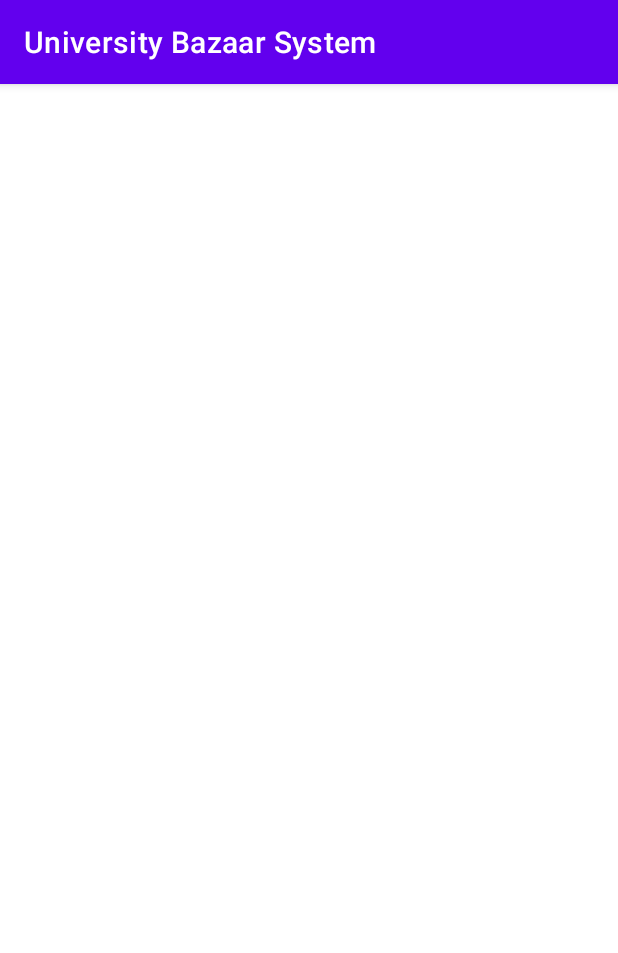
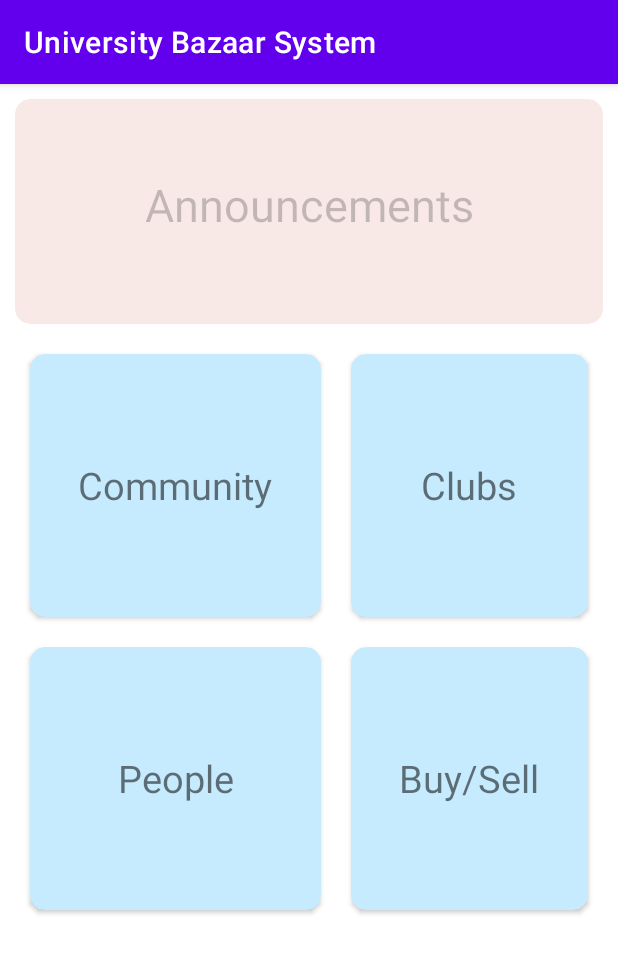
Before and after one commit to vimi30/UniversityBazaarSystem, an Android app: the HomeActivity screen opened directly, with no data from a screen before it, on a phone screen of 412 x 824 dp. Shown: the top 953 px of the screen. Run offline under Robolectric (Android 15) with nearby library versions, the phone set to English and light mode, and no system bars.

Commit message:
home page

```diff
--- a/app/src/main/java/com/example/universitybazaarsystem/ForgotPassordPage.java
+++ b/app/src/main/java/com/example/universitybazaarsystem/ForgotPassordPage.java
@@ -14,7 +14,7 @@ public class ForgotPassordPage extends AppCompatActivity {
 
     private EditText forgottenUtaId;
     private Button  submitButton;
-    DatabaseHelper dbhelp;
+    DatabaseHelper dbHelper;
 
 
 
@@ -25,7 +25,9 @@ public class ForgotPassordPage extends AppCompatActivity {
 
         forgottenUtaId = findViewById(R.id.forgotUTAId);
         submitButton = findViewById(R.id.submitbutton);
-        dbhelp = new DatabaseHelper(this);
+        dbHelper = new DatabaseHelper(this);
+
+
         submitButton.setOnClickListener(new View.OnClickListener() {
             @Override
             public void onClick(View v) {
@@ -34,12 +36,14 @@ public class ForgotPassordPage extends AppCompatActivity {
                 if(forgottenUTAID.equals("")){
                     Toast.makeText(ForgotPassordPage.this,"Please Enter your UTA ID",Toast.LENGTH_SHORT).show();
                 }else{
-                    boolean userFound = dbhelp.checkUser(forgottenUTAID);
+
+                    boolean userFound = dbHelper.checkUser(forgottenUTAID);
                     if(userFound){
                         Intent intent = new Intent(ForgotPassordPage.this,ResetPasswordPage.class);
+                        intent.putExtra("userId",forgottenUTAID);
                         startActivity(intent);
                     }else{
-                        Toast.makeText(ForgotPassordPage.this,"User does not exist",Toast.LENGTH_SHORT);
+                        Toast.makeText(ForgotPassordPage.this,"User does not exist",Toast.LENGTH_SHORT).show();
                     }
                 }
             }
--- a/app/src/main/java/com/example/universitybazaarsystem/ResetPasswordPage.java
+++ b/app/src/main/java/com/example/universitybazaarsystem/ResetPasswordPage.java
@@ -15,7 +15,7 @@ public class ResetPasswordPage extends AppCompatActivity {
 
     private EditText newPassword;
     private EditText confirmNewPassword;
-    private EditText user;
+    //private String user;
     private Button submitNewPasswordButton;
     DatabaseHelper dbHelper;
 
@@ -27,7 +27,7 @@ public class ResetPasswordPage extends AppCompatActivity {
         newPassword = findViewById(R.id.newPassword);
         confirmNewPassword = findViewById(R.id.confirmNewPassword);
         submitNewPasswordButton = findViewById(R.id.submitNewPass);
-        user = findViewById(R.id.forgotUTAId);
+
         dbHelper = new DatabaseHelper(this);
 
         submitNewPasswordButton.setOnClickListener(new View.OnClickListener() {
@@ -35,21 +35,23 @@ public class ResetPasswordPage extends AppCompatActivity {
             public void onClick(View v) {
                 String newPass = newPassword.getText().toString();
                 String confirmPass = confirmNewPassword.getText().toString();
-                String userId = user.getText().toString();
+
+                Intent intent = getIntent();
+                String userId = intent.getStringExtra("userId");
 
                 if(newPass.equals("") || confirmPass.equals("")){
-                    Toast.makeText(ResetPasswordPage.this,"Please fill all the details",Toast.LENGTH_SHORT);
+                    Toast.makeText(ResetPasswordPage.this,"Please fill all the details",Toast.LENGTH_SHORT).show();
                 }else if(!newPass.equals(confirmPass)){
-                    Toast.makeText(ResetPasswordPage.this,"Passwords does not match!", Toast.LENGTH_SHORT);
+                    Toast.makeText(ResetPasswordPage.this,"Passwords does not match!", Toast.LENGTH_SHORT).show();
                 }else{
 
                     boolean updated = dbHelper.updatePassword(userId,newPass);
                     if(updated){
-                        Toast.makeText(ResetPasswordPage.this,"Your password has been updated",Toast.LENGTH_SHORT);
-                        Intent intent = new Intent(ResetPasswordPage.this,MainActivity.class);
-                        startActivity(intent);
+                        Toast.makeText(ResetPasswordPage.this,"Your password has been updated",Toast.LENGTH_SHORT).show();
+                        Intent in = new Intent(ResetPasswordPage.this,MainActivity.class);
+                        startActivity(in);
                     }else{
-                        Toast.makeText(ResetPasswordPage.this,"Could not update your password. Try Again!",Toast.LENGTH_SHORT);
+                        Toast.makeText(ResetPasswordPage.this,"Could not update your password. Try Again!",Toast.LENGTH_SHORT).show();
                     }
 
 
--- a/app/src/main/res/layout/activity_home.xml
+++ b/app/src/main/res/layout/activity_home.xml
@@ -1,9 +1,151 @@
 <?xml version="1.0" encoding="utf-8"?>
-<androidx.constraintlayout.widget.ConstraintLayout xmlns:android="http://schemas.android.com/apk/res/android"
+<ScrollView xmlns:android="http://schemas.android.com/apk/res/android"
     xmlns:app="http://schemas.android.com/apk/res-auto"
     xmlns:tools="http://schemas.android.com/tools"
     android:layout_width="match_parent"
     android:layout_height="match_parent"
     tools:context=".HomeActivity">
 
-</androidx.constraintlayout.widget.ConstraintLayout>
+    <LinearLayout
+        android:layout_width="match_parent"
+        android:layout_height="match_parent"
+        android:orientation="vertical"
+        tools:layout_editor_absoluteX="183dp"
+        tools:layout_editor_absoluteY="375dp">
+
+        <androidx.cardview.widget.CardView
+            android:layout_width="match_parent"
+            android:layout_height="wrap_content"
+            app:cardBackgroundColor="#f8e9e6"
+            app:cardCornerRadius="10sp"
+            android:layout_marginLeft="10sp"
+            android:layout_marginTop="10sp"
+            android:layout_marginRight="10sp"
+            android:background="@color/design_default_color_secondary">
+
+
+            <LinearLayout
+                android:layout_width="match_parent"
+                android:layout_height="wrap_content"
+                android:orientation="horizontal">
+
+                <TextView
+                    android:layout_width="match_parent"
+                    android:layout_height="150sp"
+                    android:text="Announcements"
+                    android:textSize="30sp"
+                    android:textColor="@color/cardview_shadow_start_color"
+                    android:layout_gravity="center"
+                    android:textAlignment="center"
+                    android:paddingTop="50sp"
+                    />
+
+            </LinearLayout>
+        </androidx.cardview.widget.CardView>
+
+        <GridLayout
+            android:layout_width="match_parent"
+            android:layout_height="wrap_content"
+            android:layout_marginTop="10sp"
+            android:rowCount="2"
+            android:columnCount="2"
+            android:layout_marginLeft="10sp"
+            android:layout_marginRight="10sp">
+
+
+            <androidx.cardview.widget.CardView
+                android:layout_gravity="fill"
+                android:layout_rowWeight="1"
+                android:layout_columnWeight="1"
+                app:cardCornerRadius="10sp"
+                android:layout_margin="10sp"
+                app:cardBackgroundColor="#c6ebff"
+                >
+
+                <TextView
+                    android:layout_width="wrap_content"
+                    android:layout_height="175sp"
+                    android:text="Community"
+                    android:textSize="25sp"
+                    android:textAlignment="center"
+                    android:layout_gravity="center"
+                    android:paddingTop="70sp"
+                    android:paddingBottom="30sp"
+                    ></TextView>
+
+            </androidx.cardview.widget.CardView>
+
+            <androidx.cardview.widget.CardView
+                android:layout_gravity="fill"
+                android:layout_rowWeight="1"
+                android:layout_columnWeight="1"
+                app:cardCornerRadius="10sp"
+                android:layout_margin="10sp"
+                app:cardBackgroundColor="#c6ebff"
+                >
+
+                <TextView
+                    android:layout_width="wrap_content"
+                    android:layout_height="175sp"
+                    android:text="Clubs"
+                    android:textSize="25sp"
+                    android:textAlignment="center"
+                    android:layout_gravity="center"
+                    android:paddingTop="70sp"
+                    android:paddingBottom="30sp"
+                    ></TextView>
+
+            </androidx.cardview.widget.CardView>
+            <androidx.cardview.widget.CardView
+                android:layout_gravity="fill"
+                android:layout_rowWeight="1"
+                android:layout_columnWeight="1"
+                app:cardCornerRadius="10sp"
+                android:layout_margin="10sp"
+                app:cardBackgroundColor="#c6ebff"
+                >
+
+                <TextView
+                    android:layout_width="wrap_content"
+                    android:layout_height="175sp"
+                    android:text="People"
+                    android:textSize="25sp"
+                    android:textAlignment="center"
+                    android:layout_gravity="center"
+                    android:paddingTop="70sp"
+                    android:paddingBottom="30sp"
+                    ></TextView>
+
+            </androidx.cardview.widget.CardView>
+
+            <androidx.cardview.widget.CardView
+                android:layout_gravity="fill"
+                android:layout_rowWeight="1"
+                android:layout_columnWeight="1"
+                app:cardCornerRadius="10sp"
+                android:layout_margin="10sp"
+                app:cardBackgroundColor="#c6ebff"
+                >
+
+                <TextView
+                    android:layout_width="wrap_content"
+                    android:layout_height="175sp"
+                    android:text="Buy/Sell"
+                    android:textSize="25sp"
+                    android:textAlignment="center"
+                    android:layout_gravity="center"
+                    android:paddingTop="70sp"
+                    android:paddingBottom="30sp"
+                    ></TextView>
+
+            </androidx.cardview.widget.CardView>
+
+
+
+
+
+
+        </GridLayout>
+
+    </LinearLayout>
+</ScrollView>
--- a/app/src/main/res/layout/activity_main.xml
+++ b/app/src/main/res/layout/activity_main.xml
@@ -50,17 +50,16 @@
         android:layout_height="wrap_content"
         android:layout_marginStart="32dp"
         android:layout_marginLeft="32dp"
-        android:layout_marginTop="8dp"
+        android:layout_marginTop="16dp"
         android:layout_marginEnd="32dp"
         android:layout_marginRight="32dp"
-        android:layout_marginBottom="8dp"
+        android:layout_marginBottom="16dp"
         android:text="don't have account?"
         app:layout_constraintBottom_toBottomOf="parent"
         app:layout_constraintEnd_toEndOf="parent"
-        app:layout_constraintHorizontal_bias="0.498"
         app:layout_constraintStart_toStartOf="parent"
-        app:layout_constraintTop_toBottomOf="@+id/login_button"
-        app:layout_constraintVertical_bias="0.053" />
+        app:layout_constraintTop_toBottomOf="@+id/forgotPasswordlink"
+        app:layout_constraintVertical_bias="0.0" />
 
     <EditText
         android:id="@+id/login_userId"
@@ -88,16 +87,16 @@
         android:layout_height="wrap_content"
         android:layout_marginStart="32dp"
         android:layout_marginLeft="32dp"
-        android:layout_marginTop="8dp"
+        android:layout_marginTop="16dp"
         android:layout_marginEnd="32dp"
         android:layout_marginRight="32dp"
-        android:layout_marginBottom="8dp"
+        android:layout_marginBottom="16dp"
         android:text="Forgot Password?"
         app:layout_constraintBottom_toBottomOf="parent"
         app:layout_constraintEnd_toEndOf="parent"
         app:layout_constraintHorizontal_bias="0.497"
         app:layout_constraintStart_toStartOf="parent"
-        app:layout_constraintTop_toBottomOf="@+id/register_Pagelink"
+        app:layout_constraintTop_toBottomOf="@+id/login_button"
         app:layout_constraintVertical_bias="0.0" />
 
 </androidx.constraintlayout.widget.ConstraintLayout>
```
